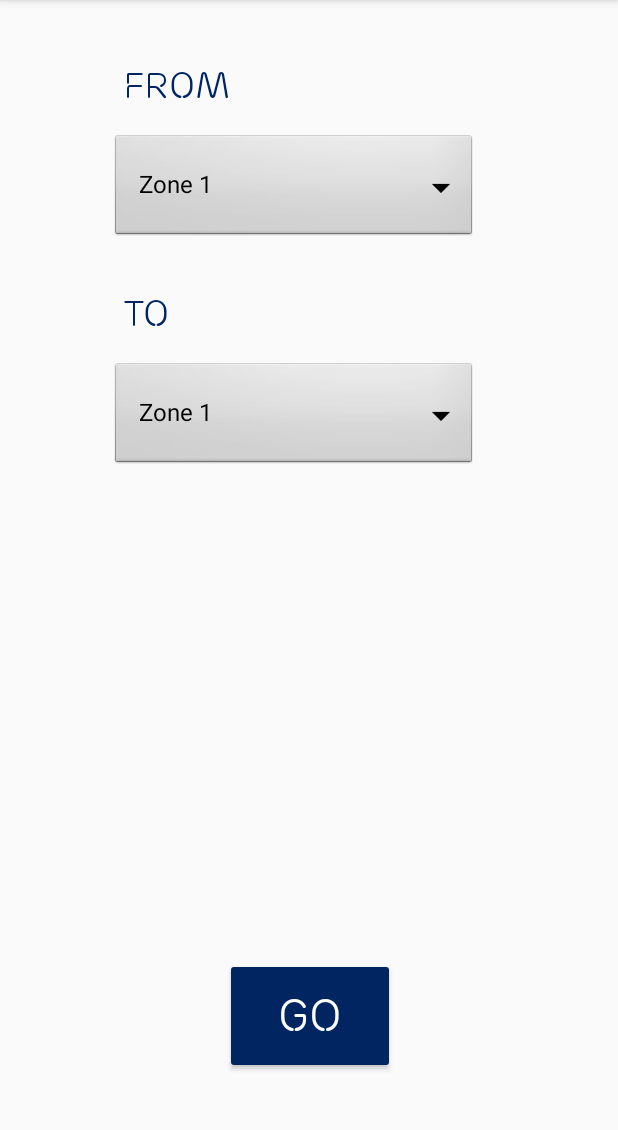
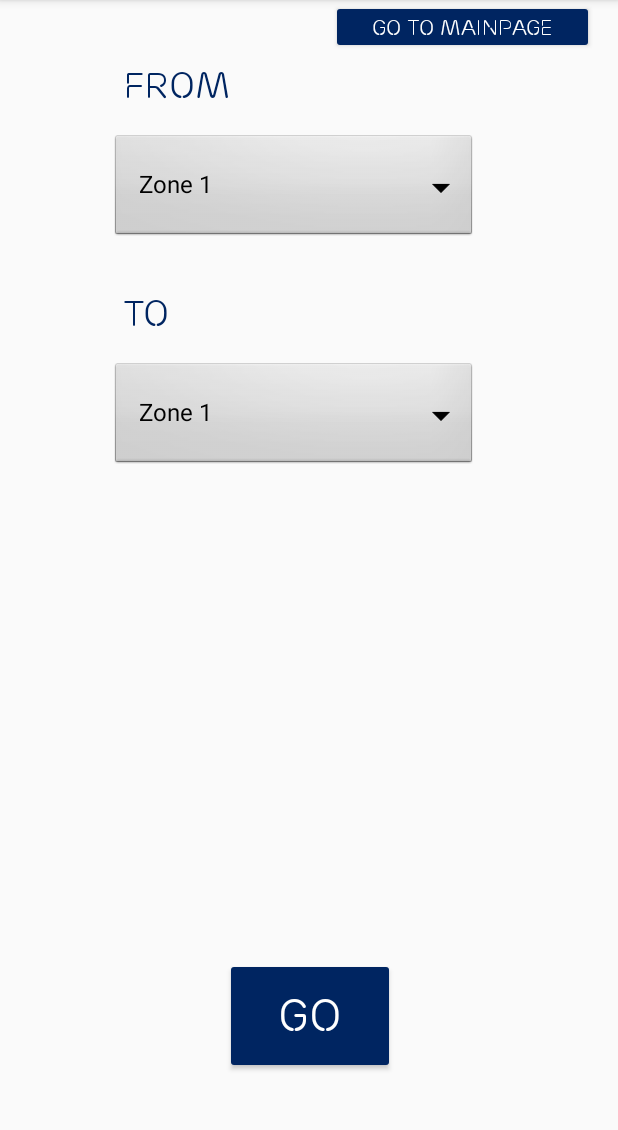
Before and after one commit to EricSumStu/August18, an Android app: the DesksPage screen opened directly, with no data from a screen before it, on a phone screen of 412 x 824 dp, the part 84-1214 px from its top. Run offline under Robolectric (Android 15) with nearby library versions, the phone set to English and light mode, and no system bars.

Commit message:
AddGoToMainPage btn

```diff
--- a/app/src/main/res/layout/activity_desks_page.xml
+++ b/app/src/main/res/layout/activity_desks_page.xml
@@ -94,4 +94,16 @@
         app:layout_constraintTop_toBottomOf="@+id/toDropDown"
         app:layout_constraintVertical_bias="0.862" />
 
+    <Button
+        android:id="@+id/GoMainPagebutton"
+        android:layout_width="175dp"
+        android:layout_height="36dp"
+        android:layout_marginEnd="16dp"
+        android:backgroundTint="#002561"
+        android:fontFamily="@font/ericsson_font"
+        android:text="Go to MainPage"
+        android:textColor="#ffffff"
+        app:layout_constraintEnd_toEndOf="parent"
+        tools:layout_editor_absoluteY="3dp" />
+
 </android.support.constraint.ConstraintLayout>
```
